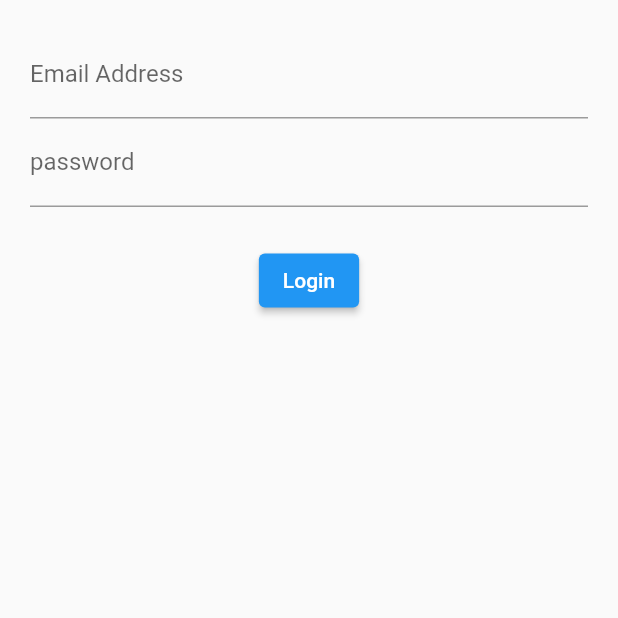
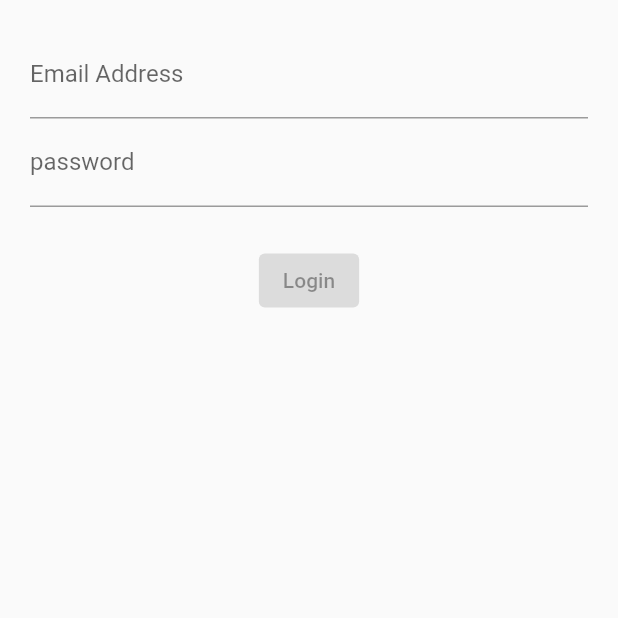
Before and after one commit to m00p1ng/hello-flutter, a Flutter app: the screen it shows after launch, on a phone screen of 412 x 824 dp, the top half of it. Run offline on Flutter 3.47's test engine with Material 2 defaults, Android fonts, the phone set to English and light mode, and no system bars; our stand-ins replace rxdart.

Commit message:
add rxdart

```diff
--- a/login_bloc/lib/src/app.dart
+++ b/login_bloc/lib/src/app.dart
@@ -1,15 +1,18 @@
 import 'package:flutter/material.dart';
 import 'screens/login_screen.dart';
+import 'blocs/provider.dart';
 
 class App extends StatelessWidget {
   const App({Key? key}) : super(key: key);
 
   @override
   Widget build(BuildContext context) {
-    return const MaterialApp(
-      title: 'Log Me In',
-      home: Scaffold(
-        body: LoginScreen(),
+    return Provider(
+      child: const MaterialApp(
+        title: 'Log Me In',
+        home: Scaffold(
+          body: LoginScreen(),
+        ),
       ),
     );
   }
--- /dev/null
+++ b/login_bloc/lib/src/blocs/provider.dart
@@ -0,0 +1,17 @@
+import 'package:flutter/material.dart';
+import 'bloc.dart';
+
+class Provider extends InheritedWidget {
+  final bloc = Bloc();
+
+  Provider({Key? key, required super.child}) : super(key: key);
+
+  @override
+  bool updateShouldNotify(covariant InheritedWidget oldWidget) {
+    return true;
+  }
+
+  static Bloc of(BuildContext context) {
+    return (context.dependOnInheritedWidgetOfExactType<Provider>())!.bloc;
+  }
+}
--- a/login_bloc/lib/src/screens/login_screen.dart
+++ b/login_bloc/lib/src/screens/login_screen.dart
@@ -1,27 +1,30 @@
 import 'package:flutter/material.dart';
 import '../blocs/bloc.dart';
+import '../blocs/provider.dart';
 
 class LoginScreen extends StatelessWidget {
   const LoginScreen({Key? key}) : super(key: key);
 
   @override
   Widget build(BuildContext context) {
+    final bloc = Provider.of(context);
+
     return Container(
       margin: const EdgeInsets.all(20.0),
       child: Column(
         children: [
-          emailField(),
-          passwordField(),
+          emailField(bloc),
+          passwordField(bloc),
           Container(
             margin: const EdgeInsets.only(bottom: 25.0),
           ),
-          submitButton(),
+          submitButton(bloc),
         ],
       ),
     );
   }
 
-  Widget emailField() {
+  Widget emailField(Bloc bloc) {
     return StreamBuilder(
       stream: bloc.email,
       builder: (context, snapshot) {
@@ -38,7 +41,7 @@ class LoginScreen extends StatelessWidget {
     );
   }
 
-  Widget passwordField() {
+  Widget passwordField(Bloc bloc) {
     return StreamBuilder(
       stream: bloc.password,
       builder: (context, snapshot) {
@@ -55,10 +58,15 @@ class LoginScreen extends StatelessWidget {
     );
   }
 
-  Widget submitButton() {
-    return ElevatedButton(
-      onPressed: () {},
-      child: const Text('Login'),
+  Widget submitButton(Bloc bloc) {
+    return StreamBuilder(
+      stream: bloc.submitValid,
+      builder: (context, snapshot) {
+        return ElevatedButton(
+          onPressed: snapshot.hasData ? bloc.submit : null,
+          child: const Text('Login'),
+        );
+      },
     );
   }
 }
--- a/login_bloc/pubspec.yaml
+++ b/login_bloc/pubspec.yaml
@@ -34,6 +34,8 @@ dependencies:
   # The following adds the Cupertino Icons font to your application.
   # Use with the CupertinoIcons class for iOS style icons.
   cupertino_icons: ^1.0.2
+
+  rxdart: ^0.27.3
 
 dev_dependencies:
   flutter_test:
```
Also changed, not shown: login_bloc/lib/src/blocs/bloc.dart (+13 -4 lines), login_bloc/pubspec.lock.
